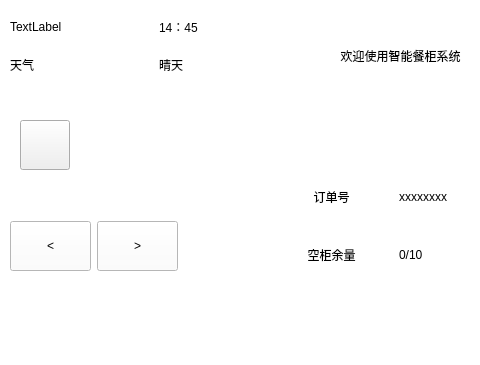
The window that mainwindow.ui (tyy9/IntelligentCabinet_ARM) describes before a commit, drawn with Qt 5; both pictures show x 0 to 480 and y 0 to 365 of the 800 by 480 pixel window.
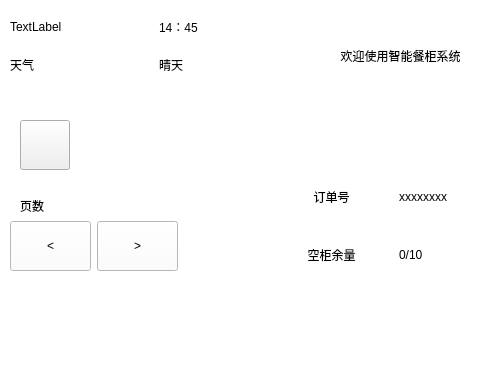
The same window after the commit. Icons and pictures are not drawn.

What changed in the file:
```diff
--- a/mainwindow.ui
+++ b/mainwindow.ui
@@ -275,6 +275,19 @@
      <string>取餐</string>
     </property>
    </widget>
+   <widget class="QLabel" name="label_page">
+    <property name="geometry">
+     <rect>
+      <x>20</x>
+      <y>190</y>
+      <width>151</width>
+      <height>31</height>
+     </rect>
+    </property>
+    <property name="text">
+     <string>页数</string>
+    </property>
+   </widget>
   </widget>
  </widget>
  <resources/>
```
